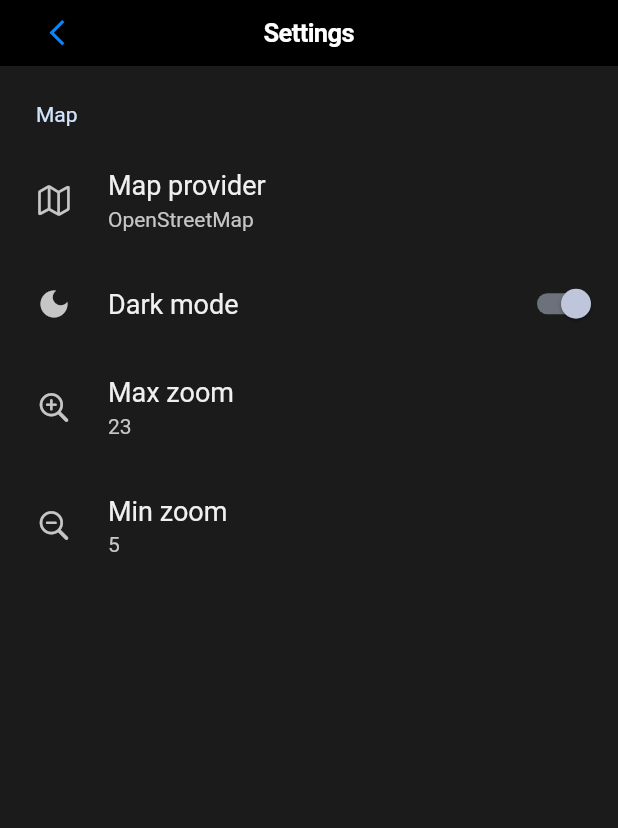
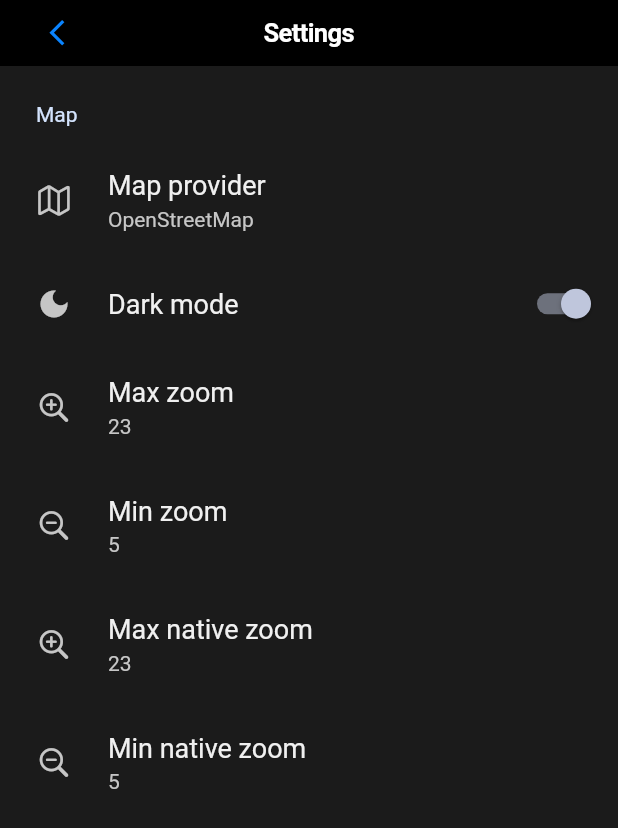
Before and after one commit to pyvyx/Minerva, a Flutter app: the SettingsPage screen opened directly, on a phone screen of 412 x 824 dp. Shown: the top 828 px of the screen. Run offline on Flutter 3.47's test engine with Material 2 defaults, Android fonts, the phone set to English and light mode, and no system bars; drawn by our look-alikes of settings_ui; our stand-ins replace flutter_map, flutter_svg, latlong2; missing offline and left inert: map_launcher.

Commit message:
Added native zoom

```diff
--- a/watchdog/lib/main.dart
+++ b/watchdog/lib/main.dart
@@ -367,6 +367,8 @@ class Settings
   static bool useGoogleMaps = false;
   static int maxZoom = 22;
   static int minZoom = 4;
+  static int maxNativeZoom = 22;
+  static int minNativeZoom = 4;
 
   static List<int> zoomList = List<int>.generate(30, (i) => i + 1);
 }
@@ -500,6 +502,20 @@ class _SettingsPageState extends State<SettingsPage>
                   leading: const Icon(CupertinoIcons.zoom_out),
                   value: Text(Settings.zoomList[Settings.minZoom].toString()),
                   onPressed: (context) => _NumberPicker(Settings.minZoom).then((value) => setState(() { Settings.maxZoom = value > Settings.maxZoom ? value : Settings.maxZoom; Settings.minZoom = value; })),
+                ),
+
+                SettingsTile.navigation(
+                  title: const Text("Max native zoom"),
+                  leading: const Icon(CupertinoIcons.zoom_in),
+                  value: Text(Settings.zoomList[Settings.maxNativeZoom].toString()),
+                  onPressed: (context) => _NumberPicker(Settings.maxNativeZoom).then((value) => setState(() { Settings.minNativeZoom = value < Settings.minNativeZoom ? value : Settings.minNativeZoom; Settings.maxNativeZoom = value; })),
+                ),
+
+                SettingsTile.navigation(
+                  title: const Text("Min native zoom"),
+                  leading: const Icon(CupertinoIcons.zoom_out),
+                  value: Text(Settings.zoomList[Settings.minNativeZoom].toString()),
+                  onPressed: (context) => _NumberPicker(Settings.minNativeZoom).then((value) => setState(() { Settings.maxNativeZoom = value > Settings.maxNativeZoom ? value : Settings.maxNativeZoom; Settings.minNativeZoom = value; })),
                 )
               ],
             )
```
